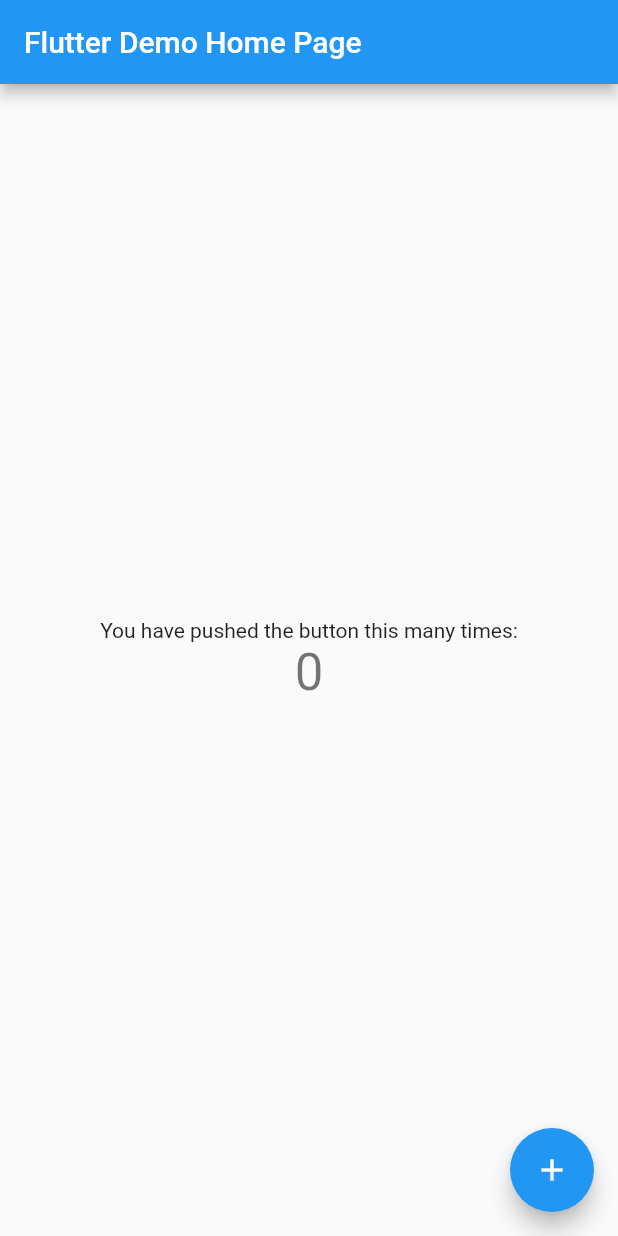
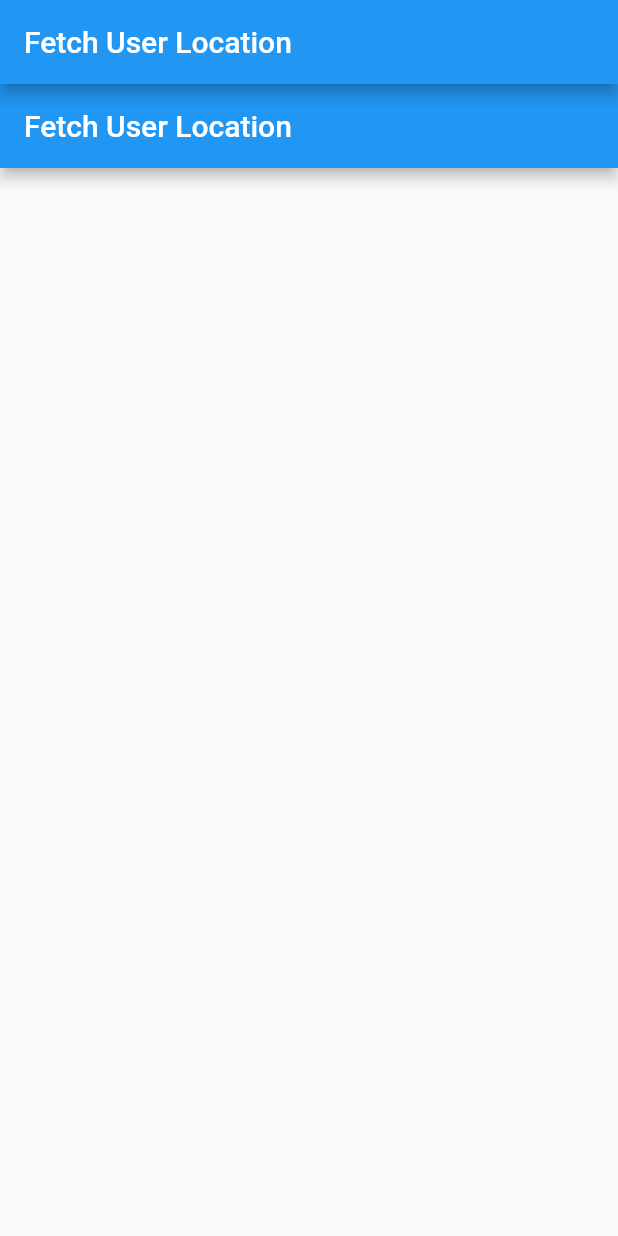
Before and after one commit to Waruna-Kaushalya/flutter_user_geo_location, a Flutter app: the screen it shows after launch, on a phone screen of 412 x 824 dp. Run offline on Flutter 3.47's test engine with Material 2 defaults, Android fonts, the phone set to English and light mode, and no system bars; our stand-ins replace bloc, flutter_bloc, freezed_annotation, geolocator, get_it, injectable.

Commit message:
DDD Architecture | Given life to project

```diff
--- /dev/null
+++ b/lib/app/app.dart
@@ -0,0 +1,19 @@
+
+import 'package:flutter/material.dart';
+
+import '../features/location/presentation/pages/location_page.dart';
+
+class MyApp extends StatelessWidget {
+  const MyApp({super.key});
+
+  @override
+  Widget build(BuildContext context) {
+    return MaterialApp(
+      title: 'Flutter Demo',
+      theme: ThemeData(
+        primarySwatch: Colors.blue,
+      ),
+      home: const LocationPage(),
+    );
+  }
+}
--- /dev/null
+++ b/lib/features/location/application/bloc/location_bloc.dart
@@ -0,0 +1,29 @@
+import 'package:bloc/bloc.dart';
+import 'package:flutter_user_geo_location/features/location/domain/Facade/i_geolocator_facade.dart';
+import 'package:freezed_annotation/freezed_annotation.dart';
+import 'package:geolocator/geolocator.dart';
+import 'package:injectable/injectable.dart';
+
+part 'location_event.dart';
+part 'location_state.dart';
+part 'location_bloc.freezed.dart';
+
+@injectable
+class LocationBloc extends Bloc<LocationEvent, LocationState> {
+  final IGeoLocatorFacade iGeoLocatorFacade;
+  LocationBloc(this.iGeoLocatorFacade) : super(const LocationState.initial()) {
+    on<LocationEvent>((event, emit) async {
+      await event.map(
+        fetchLocation: (value) async {
+          emit(const LocationState.initial());
+          try {
+            final position = await iGeoLocatorFacade.getCurrentLocation();
+            emit(LocationState.success(position: position));
+          } catch (e) {
+            emit(const LocationState.error());
+          }
+        },
+      );
+    });
+  }
+}
--- /dev/null
+++ b/lib/features/location/application/bloc/location_event.dart
@@ -0,0 +1,6 @@
+part of 'location_bloc.dart';
+
+@freezed
+abstract class LocationEvent with _$LocationEvent {
+  const factory LocationEvent.fetchLocation() = FetchLocation;
+}
--- /dev/null
+++ b/lib/features/location/application/bloc/location_state.dart
@@ -0,0 +1,9 @@
+part of 'location_bloc.dart';
+
+@freezed
+abstract class LocationState with _$LocationState {
+  const factory LocationState.initial() = Initial;
+  const factory LocationState.loading() = Loading;
+  const factory LocationState.error() = Error;
+  const factory LocationState.success({required Position position}) = Success;
+}
--- /dev/null
+++ b/lib/features/location/domain/Facade/i_geolocator_facade.dart
@@ -0,0 +1,5 @@
+import 'package:geolocator/geolocator.dart';
+
+abstract class IGeoLocatorFacade {
+  Future<Position> getCurrentLocation();
+}
--- /dev/null
+++ b/lib/features/location/presentation/pages/location_page.dart
@@ -0,0 +1,22 @@
+import 'package:flutter/material.dart';
+import 'package:flutter_bloc/flutter_bloc.dart';
+import 'package:flutter_user_geo_location/injection.dart';
+
+import '../../application/bloc/location_bloc.dart';
+import 'location_page_body.dart';
+
+class LocationPage extends StatelessWidget {
+  const LocationPage({super.key});
+
+  @override
+  Widget build(BuildContext context) {
+    return Scaffold(
+        appBar: AppBar(
+          title: const Text('Fetch User Location'),
+        ),
+        body: BlocProvider<LocationBloc>(
+          create: (context) => getIt<LocationBloc>(),
+          child: const LocationPageBody(),
+        ));
+  }
+}
--- /dev/null
+++ b/lib/features/location/presentation/pages/location_page_body.dart
@@ -0,0 +1,33 @@
+import 'package:flutter/material.dart';
+import 'package:flutter_bloc/flutter_bloc.dart';
+import 'package:flutter_user_geo_location/features/location/application/bloc/location_bloc.dart';
+
+class LocationPageBody extends StatelessWidget {
+  const LocationPageBody({super.key});
+
+  @override
+  Widget build(BuildContext context) {
+    return Scaffold(
+      appBar: AppBar(
+        title: const Text('Fetch User Location'),
+      ),
+      body: BlocBuilder<LocationBloc, LocationState>(
+        builder: (context, state) {
+          return state.map(
+            initial: (_) => Container(),
+            loading: (_) => const Center(
+              child: CircularProgressIndicator(),
+            ),
+            error: (_) => const Center(
+              child: Text('An error occurred'),
+            ),
+            success: (value) => Center(
+              child: Text(
+                  'Latitude: ${value.position.latitude}, Longitude: ${value.position.longitude}'),
+            ),
+          );
+        },
+      ),
+    );
+  }
+}
--- a/lib/main.dart
+++ b/lib/main.dart
@@ -1,115 +1,10 @@
 import 'package:flutter/material.dart';
 
-void main() {
+import 'app/app.dart';
+import 'injection.dart';
+
+Future<void> main() async {
+  await configureDependencies();
+
   runApp(const MyApp());
 }
-
-class MyApp extends StatelessWidget {
-  const MyApp({super.key});
-
-  // This widget is the root of your application.
-  @override
-  Widget build(BuildContext context) {
-    return MaterialApp(
-      title: 'Flutter Demo',
-      theme: ThemeData(
-        // This is the theme of your application.
-        //
-        // Try running your application with "flutter run". You'll see the
-        // application has a blue toolbar. Then, without quitting the app, try
-        // changing the primarySwatch below to Colors.green and then invoke
-        // "hot reload" (press "r" in the console where you ran "flutter run",
-        // or simply save your changes to "hot reload" in a Flutter IDE).
-        // Notice that the counter didn't reset back to zero; the application
-        // is not restarted.
-        primarySwatch: Colors.blue,
-      ),
-      home: const MyHomePage(title: 'Flutter Demo Home Page'),
-    );
-  }
-}
-
-class MyHomePage extends StatefulWidget {
-  const MyHomePage({super.key, required this.title});
-
-  // This widget is the home page of your application. It is stateful, meaning
-  // that it has a State object (defined below) that contains fields that affect
-  // how it looks.
-
-  // This class is the configuration for the state. It holds the values (in this
-  // case the title) provided by the parent (in this case the App widget) and
-  // used by the build method of the State. Fields in a Widget subclass are
-  // always marked "final".
-
-  final String title;
-
-  @override
-  State<MyHomePage> createState() => _MyHomePageState();
-}
-
-class _MyHomePageState extends State<MyHomePage> {
-  int _counter = 0;
-
-  void _incrementCounter() {
-    setState(() {
-      // This call to setState tells the Flutter framework that something has
-      // changed in this State, which causes it to rerun the build method below
-      // so that the display can reflect the updated values. If we changed
-      // _counter without calling setState(), then the build method would not be
-      // called again, and so nothing would appear to happen.
-      _counter++;
-    });
-  }
-
-  @override
-  Widget build(BuildContext context) {
-    // This method is rerun every time setState is called, for instance as done
-    // by the _incrementCounter method above.
-    //
-    // The Flutter framework has been optimized to make rerunning build methods
-    // fast, so that you can just rebuild anything that needs updating rather
-    // than having to individually change instances of widgets.
-    return Scaffold(
-      appBar: AppBar(
-        // Here we take the value from the MyHomePage object that was created by
-        // the App.build method, and use it to set our appbar title.
-        title: Text(widget.title),
-      ),
-      body: Center(
-        // Center is a layout widget. It takes a single child and positions it
-        // in the middle of the parent.
-        child: Column(
-          // Column is also a layout widget. It takes a list of children and
-          // arranges them vertically. By default, it sizes itself to fit its
-          // children horizontally, and tries to be as tall as its parent.
-          //
-          // Invoke "debug painting" (press "p" in the console, choose the
-          // "Toggle Debug Paint" action from the Flutter Inspector in Android
-          // Studio, or the "Toggle Debug Paint" command in Visual Studio Code)
-          // to see the wireframe for each widget.
-          //
-          // Column has various properties to control how it sizes itself and
-          // how it positions its children. Here we use mainAxisAlignment to
-          // center the children vertically; the main axis here is the vertical
-          // axis because Columns are vertical (the cross axis would be
-          // horizontal).
-          mainAxisAlignment: MainAxisAlignment.center,
-          children: <Widget>[
-            const Text(
-              'You have pushed the button this many times:',
-            ),
-            Text(
-              '$_counter',
-              style: Theme.of(context).textTheme.headline4,
-            ),
-          ],
-        ),
-      ),
-      floatingActionButton: FloatingActionButton(
-        onPressed: _incrementCounter,
-        tooltip: 'Increment',
-        child: const Icon(Icons.add),
-      ), // This trailing comma makes auto-formatting nicer for build methods.
-    );
-  }
-}
```
Also changed, not shown: lib/features/location/Infrastructure/repositories/geolocator_repository.dart (added, +20 -0 lines), lib/injection.dart (added, +14 -0 lines), pubspec.yaml (+6 -5 lines), lib/features/location/application/bloc/location_bloc.freezed.dart (added), lib/injection.config.dart (added), pubspec.lock, 2 other files.
